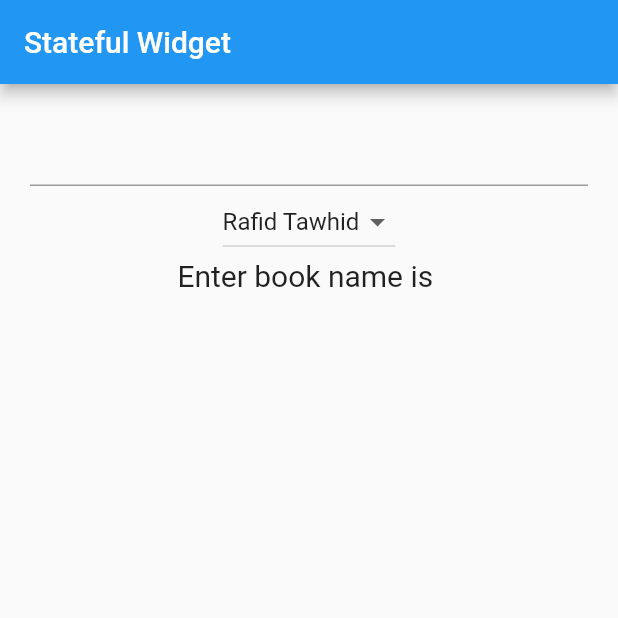
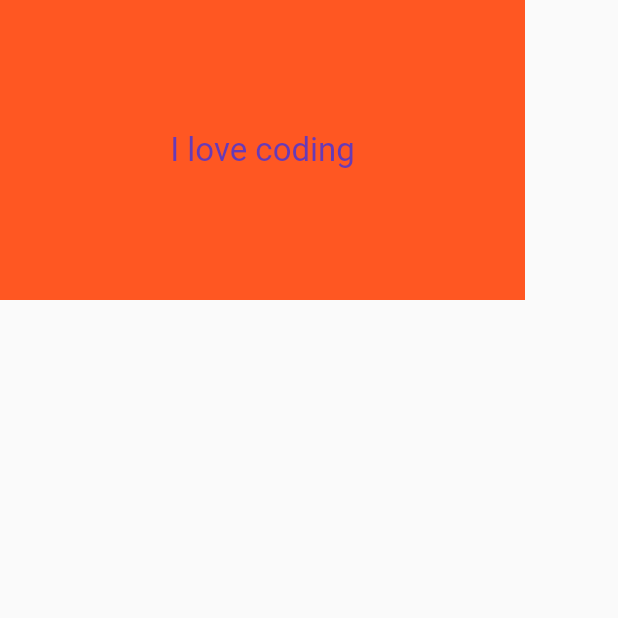
Before and after one commit to Rafid-tawhid/flutter_app3, a Flutter app: the screen it shows after launch, on a phone screen of 412 x 824 dp, the top half of it. Run offline on Flutter 3.47's test engine with Material 2 defaults, Android fonts, the phone set to English and light mode, and no system bars.

Commit message:
Container basics

```diff
--- a/lib/main.dart
+++ b/lib/main.dart
@@ -3,61 +3,31 @@ import 'package:flutter/material.dart';
 
 
 void main() {
-  runApp(MyApp());
+  runApp(registration());
 }
 
-class MyApp extends StatelessWidget {
+class registration extends StatelessWidget {
   @override
   Widget build(BuildContext context) {
     return MaterialApp(
-      title: "TexBox & Dropdown",
-      home: book(),
-    );
+      debugShowCheckedModeBanner: false,
+      home: SafeArea(
+        child: Scaffold(
+          body: Container(
+            height: 200,
+            width: 350,
+            decoration: BoxDecoration(color: Colors.deepOrange),
+            child: Center(
+              child: Text(
+                "I love coding",
+                style: TextStyle(
+                  fontSize: 22,
+                  color: Colors.deepPurple,
 
-  }
-}
-
-class book extends StatefulWidget {
-  @override
-  _bookState createState() => _bookState();
-}
-
-class _bookState extends State<book> {
-  String namebook="";
-  var writers=["Rafid Tawhid","Hymayun","kobir","salman"];
-  var _currentItem='Rafid Tawhid';
-  @override
-  Widget build(BuildContext context) {
-    return Scaffold(
-      appBar: AppBar(
-        title: Text("Stateful Widget"),
-      ),
-      body: Container(
-        margin: EdgeInsets.all(20),
-        child: Column(
-          children: [
-            TextField(
-              onChanged: (String userinput)
-              {
-                setState(() {
-                  namebook=userinput;
-                });
-              },
+                ),
+              ),
             ),
-
-             DropdownButton(items: writers.map((String dropdownitems){
-               return DropdownMenuItem(value: dropdownitems,child: Text(dropdownitems),);
-
-             }).toList(),
-               onChanged: (String newVal)
-               {
-                 setState(() {
-                   this._currentItem=newVal;
-                 });
-               },
-               value: _currentItem,),
-            Text("Enter book name is $namebook",style: TextStyle(fontSize: 20),)
-          ],
+          ),
         ),
       ),
     );
```
Also changed, not shown: 1 other file.
